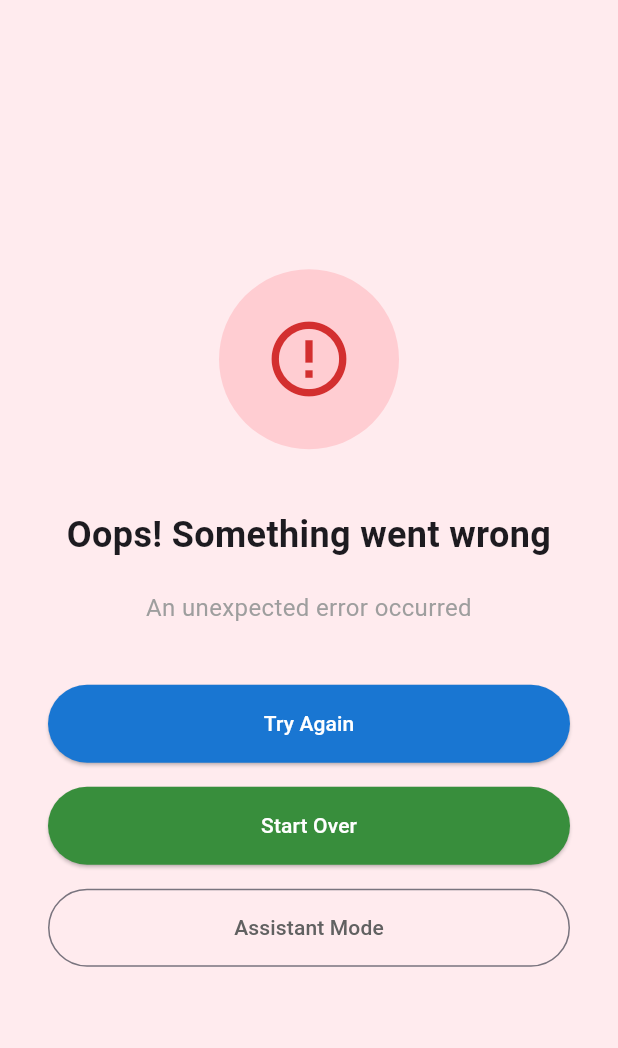
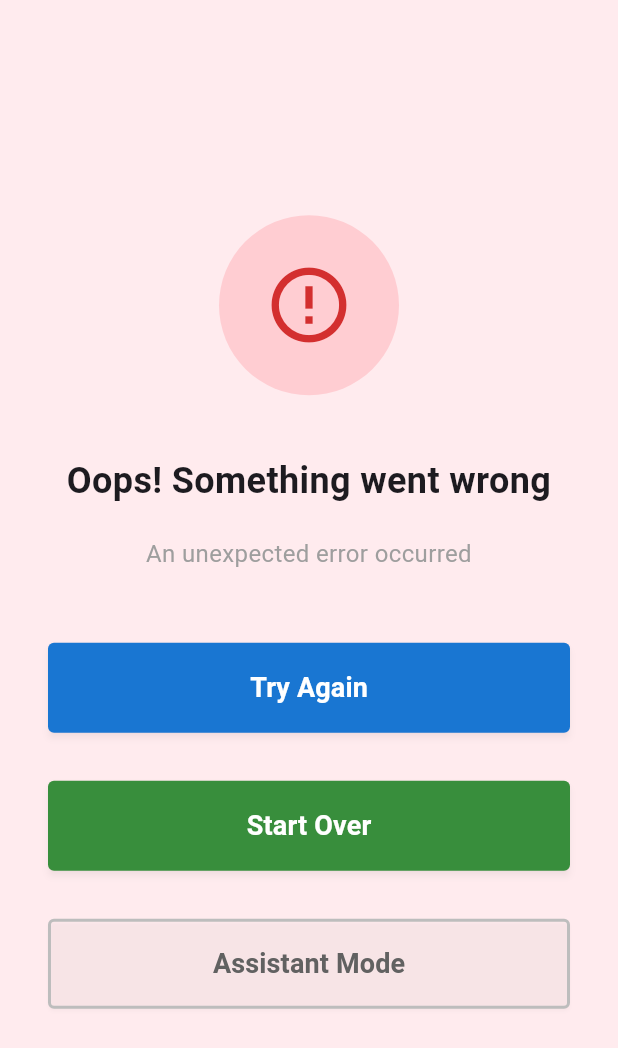
Before and after one commit to ziyafirat/POS, a Flutter app: the screen it shows after launch, on a phone screen of 412 x 824 dp. Shown: the top 1048 px of the screen. Run offline on Flutter 3.47's test engine with Material 3 defaults, Android fonts, the phone set to English and light mode, and no system bars; our stand-ins replace get; missing offline and left inert: grpc, mqtt_client; statements that could not run were skipped.

Commit message:
Update UI to professional rectangular button design
- Changed all buttons from rounded to rectangular with 4px border radius
- Added consistent button heights (60-100px) and typography
- Applied elevation and shadow styling for professional appearance
- Maintained existing color schemes and functionality
- Updated 6 view files: payment, item_scan, error, printing, alert, assistant

Co-Authored-By: Ziya Firat <ziyafirat@gmail.com>

```diff
--- a/lib/app/modules/error/views/error_view.dart
+++ b/lib/app/modules/error/views/error_view.dart
@@ -49,41 +49,69 @@ class ErrorView extends GetView<ErrorController> {
               const SizedBox(height: 40),
               Column(
                 children: [
-                  SizedBox(
+                  Container(
                     width: double.infinity,
+                    height: 60,
+                    margin: const EdgeInsets.symmetric(vertical: 8),
                     child: ElevatedButton(
                       onPressed: controller.retry,
                       style: ElevatedButton.styleFrom(
                         backgroundColor: Colors.blue.shade700,
                         foregroundColor: Colors.white,
-                        padding: const EdgeInsets.symmetric(vertical: 16),
+                        elevation: 2,
+                        shadowColor: Colors.black26,
+                        shape: const RoundedRectangleBorder(
+                          borderRadius: BorderRadius.all(Radius.circular(4)),
+                        ),
                       ),
-                      child: const Text('Try Again'),
+                      child: const Text(
+                        'Try Again',
+                        style: TextStyle(fontSize: 18, fontWeight: FontWeight.w600),
+                      ),
                     ),
                   ),
                   const SizedBox(height: 16),
-                  SizedBox(
+                  Container(
                     width: double.infinity,
+                    height: 60,
+                    margin: const EdgeInsets.symmetric(vertical: 8),
                     child: ElevatedButton(
                       onPressed: controller.goToStart,
                       style: ElevatedButton.styleFrom(
                         backgroundColor: Colors.green.shade700,
                         foregroundColor: Colors.white,
-                        padding: const EdgeInsets.symmetric(vertical: 16),
+                        elevation: 2,
+                        shadowColor: Colors.black26,
+                        shape: const RoundedRectangleBorder(
+                          borderRadius: BorderRadius.all(Radius.circular(4)),
+                        ),
                       ),
-                      child: const Text('Start Over'),
+                      child: const Text(
+                        'Start Over',
+                        style: TextStyle(fontSize: 18, fontWeight: FontWeight.w600),
+                      ),
                     ),
                   ),
                   const SizedBox(height: 16),
-                  SizedBox(
+                  Container(
                     width: double.infinity,
+                    height: 60,
+                    margin: const EdgeInsets.symmetric(vertical: 8),
                     child: OutlinedButton(
                       onPressed: controller.goToAssistant,
                       style: OutlinedButton.styleFrom(
                         foregroundColor: Colors.grey.shade700,
-                        padding: const EdgeInsets.symmetric(vertical: 16),
+                        side: BorderSide(color: Colors.grey.shade400, width: 2),
+                        elevation: 1,
+                        shadowColor: Colors.black12,
+                        shape: const RoundedRectangleBorder(
+                          borderRadius: BorderRadius.all(Radius.circular(4)),
+                        ),
                       ),
-                      child: const Text('Assistant Mode'),
+                      child: const Text(
+                        'Assistant Mode',
+                        style: TextStyle(fontSize: 18, fontWeight: FontWeight.w600),
+                      ),
                     ),
                   ),
                 ],
```
Also changed, not shown: lib/app/modules/alert/views/alert_view.dart (+12 -3 lines), lib/app/modules/assistant/views/assistant_view.dart (+36 -6 lines), lib/app/modules/item_scan/views/item_scan_view.dart (+27 -5 lines), lib/app/modules/payment/views/payment_view.dart (+10 -7 lines), lib/app/modules/printing/views/printing_view.dart (+19 -7 lines).
